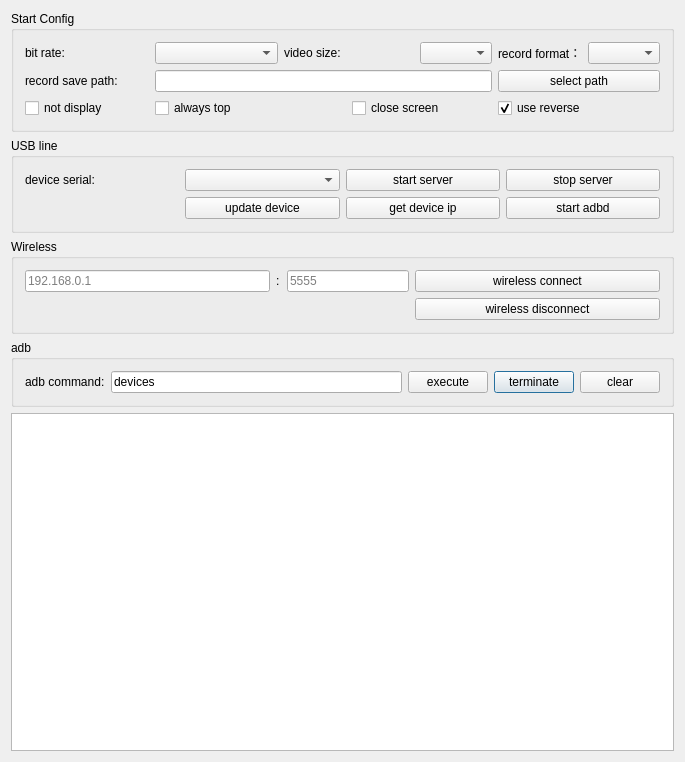
Before: the Qt Designer form QtScrcpy/dialog.ui in barry-ran/QtScrcpy, drawn with Qt 5.
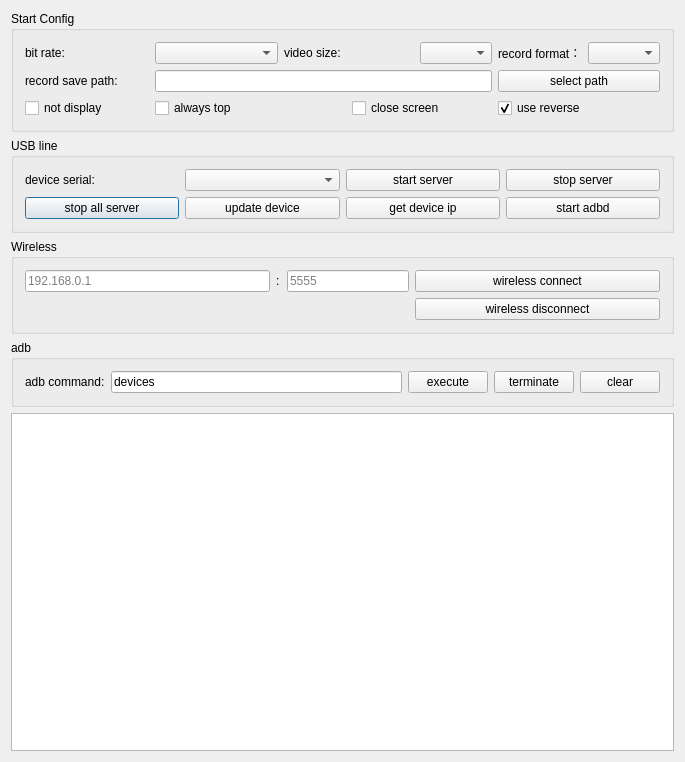
After: the same form once the commit is applied.

```diff
--- a/QtScrcpy/dialog.ui
+++ b/QtScrcpy/dialog.ui
@@ -293,6 +293,13 @@
         </property>
        </widget>
       </item>
+      <item row="3" column="0">
+       <widget class="QPushButton" name="stopAllServerBtn">
+        <property name="text">
+         <string>stop all server</string>
+        </property>
+       </widget>
+      </item>
      </layout>
     </widget>
    </item>
```
